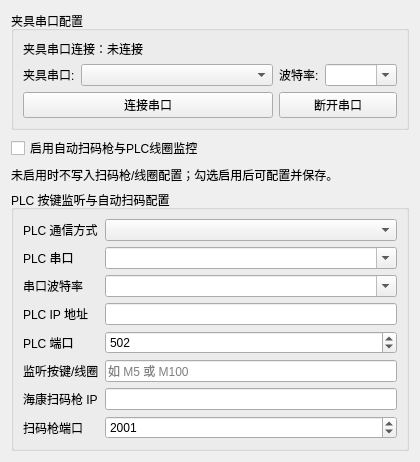
This is platform/settings/widgets/fixture_uart.ui in yuhuang163/test as Qt 5 draws it before an edit. The edited form follows.
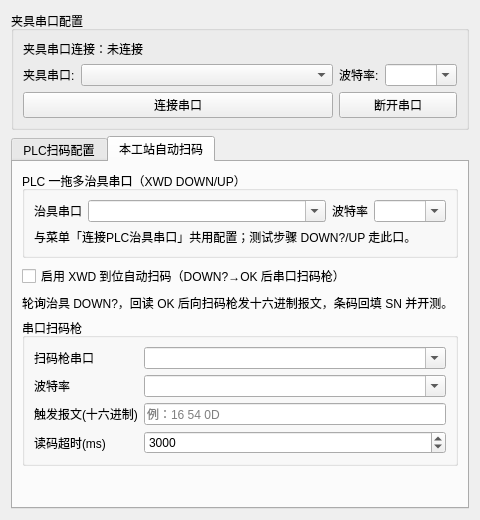
This is the edited form. The open tabs and pages were chosen to show the change.

Commit message: 更新m8新治具   充电仓适配

Patch:
```diff
--- a/platform/settings/widgets/fixture_uart.ui
+++ b/platform/settings/widgets/fixture_uart.ui
@@ -6,8 +6,8 @@
    <rect>
     <x>0</x>
     <y>0</y>
-    <width>420</width>
-    <height>380</height>
+    <width>480</width>
+    <height>520</height>
    </rect>
   </property>
   <property name="windowTitle">
@@ -78,12 +78,25 @@
       </widget>
      </item>
      <item>
+      <widget class="QTabWidget" name="autoScanTabWidget">
+       <property name="visible">
+        <bool>false</bool>
+       </property>
+       <property name="currentIndex">
+        <number>0</number>
+       </property>
+       <widget class="QWidget" name="plcScanTab">
+        <attribute name="title">
+         <string>PLC扫码配置</string>
+        </attribute>
+        <layout class="QVBoxLayout" name="plcScanTabLayout">
+         <item>
       <widget class="QCheckBox" name="preStartMonitorEnabledCheckBox">
        <property name="visible">
         <bool>false</bool>
        </property>
        <property name="text">
-        <string>启用自动扫码枪与PLC线圈监控</string>
+            <string>启用 PLC 按键监听与海康扫码枪</string>
        </property>
       </widget>
      </item>
@@ -96,14 +109,14 @@
         <bool>true</bool>
        </property>
        <property name="text">
-        <string>未启用时不写入扫码枪/线圈配置；勾选启用后可配置并保存。</string>
+            <string>未启用时不写入扫码枪/线圈明细；勾选启用后可配置并保存。</string>
        </property>
       </widget>
      </item>
      <item>
       <widget class="QGroupBox" name="preStartMonitorGroup">
        <property name="title">
-        <string>PLC 按键监听与自动扫码配置</string>
+            <string>PLC 按键监听与海康扫码</string>
        </property>
        <layout class="QFormLayout" name="preStartMonitorFormLayout">
         <item row="0" column="0">
@@ -213,6 +226,187 @@
          </widget>
         </item>
        </layout>
+          </widget>
+         </item>
+         <item>
+          <spacer name="plcScanTabSpacer">
+           <property name="orientation">
+            <enum>Qt::Vertical</enum>
+           </property>
+           <property name="sizeHint" stdset="0">
+            <size>
+             <width>20</width>
+             <height>40</height>
+            </size>
+           </property>
+          </spacer>
+         </item>
+        </layout>
+       </widget>
+       <widget class="QWidget" name="xwdScanTab">
+        <attribute name="title">
+         <string>本工站自动扫码</string>
+        </attribute>
+        <layout class="QVBoxLayout" name="xwdScanTabLayout">
+         <item>
+          <widget class="QGroupBox" name="xwdPlcFixtureGroup">
+           <property name="title">
+            <string>PLC 一拖多治具串口（XWD DOWN/UP）</string>
+           </property>
+           <layout class="QGridLayout" name="xwdPlcFixtureLayout">
+            <item row="0" column="0">
+             <widget class="QLabel" name="xwdPlcFixtureComLabel">
+              <property name="text">
+               <string>治具串口</string>
+              </property>
+             </widget>
+            </item>
+            <item row="0" column="1">
+             <widget class="QComboBox" name="xwdPlcFixtureComCombo">
+              <property name="editable">
+               <bool>true</bool>
+              </property>
+              <property name="sizePolicy">
+               <sizepolicy hsizetype="Expanding" vsizetype="Fixed">
+                <horstretch>0</horstretch>
+                <verstretch>0</verstretch>
+               </sizepolicy>
+              </property>
+             </widget>
+            </item>
+            <item row="0" column="2">
+             <widget class="QLabel" name="xwdPlcFixtureBaudLabel">
+              <property name="text">
+               <string>波特率</string>
+              </property>
+             </widget>
+            </item>
+            <item row="0" column="3">
+             <widget class="QComboBox" name="xwdPlcFixtureBaudCombo">
+              <property name="editable">
+               <bool>true</bool>
+              </property>
+             </widget>
+            </item>
+            <item row="1" column="0" colspan="4">
+             <widget class="QLabel" name="xwdPlcFixtureHintLabel">
+              <property name="wordWrap">
+               <bool>true</bool>
+              </property>
+              <property name="text">
+               <string>与菜单「连接PLC治具串口」共用配置；测试步骤 DOWN?/UP 走此口。</string>
+              </property>
+             </widget>
+            </item>
+           </layout>
+          </widget>
+         </item>
+         <item>
+          <widget class="QCheckBox" name="xwdDownScanEnabledCheckBox">
+           <property name="text">
+            <string>启用 XWD 到位自动扫码（DOWN?→OK 后串口扫码枪）</string>
+           </property>
+          </widget>
+         </item>
+         <item>
+          <widget class="QLabel" name="xwdDownScanHintLabel">
+           <property name="wordWrap">
+            <bool>true</bool>
+           </property>
+           <property name="text">
+            <string>轮询治具 DOWN?，回读 OK 后向扫码枪发十六进制报文，条码回填 SN 并开测。</string>
+           </property>
+          </widget>
+         </item>
+         <item>
+          <widget class="QGroupBox" name="serialScannerGroup">
+           <property name="title">
+            <string>串口扫码枪</string>
+           </property>
+           <layout class="QFormLayout" name="serialScannerFormLayout">
+            <item row="0" column="0">
+             <widget class="QLabel" name="serialScannerComLabel">
+              <property name="text">
+               <string>扫码枪串口</string>
+              </property>
+             </widget>
+            </item>
+            <item row="0" column="1">
+             <widget class="QComboBox" name="serialScannerComCombo">
+              <property name="editable">
+               <bool>true</bool>
+              </property>
+             </widget>
+            </item>
+            <item row="1" column="0">
+             <widget class="QLabel" name="serialScannerBaudLabel">
+              <property name="text">
+               <string>波特率</string>
+              </property>
+             </widget>
+            </item>
+            <item row="1" column="1">
+             <widget class="QComboBox" name="serialScannerBaudCombo">
+              <property name="editable">
+               <bool>true</bool>
+              </property>
+             </widget>
+            </item>
+            <item row="2" column="0">
+             <widget class="QLabel" name="serialScannerHexLabel">
+              <property name="text">
+               <string>触发报文(十六进制)</string>
+              </property>
+             </widget>
+            </item>
+            <item row="2" column="1">
+             <widget class="QLineEdit" name="serialScannerHexEdit">
+              <property name="placeholderText">
+               <string>例：16 54 0D</string>
+              </property>
+             </widget>
+            </item>
+            <item row="3" column="0">
+             <widget class="QLabel" name="serialScannerTimeoutLabel">
+              <property name="text">
+               <string>读码超时(ms)</string>
+              </property>
+             </widget>
+            </item>
+            <item row="3" column="1">
+             <widget class="QSpinBox" name="serialScannerTimeoutSpin">
+              <property name="minimum">
+               <number>200</number>
+              </property>
+              <property name="maximum">
+               <number>60000</number>
+              </property>
+              <property name="singleStep">
+               <number>100</number>
+              </property>
+              <property name="value">
+               <number>3000</number>
+              </property>
+             </widget>
+            </item>
+           </layout>
+          </widget>
+         </item>
+         <item>
+          <spacer name="xwdScanTabSpacer">
+           <property name="orientation">
+            <enum>Qt::Vertical</enum>
+           </property>
+           <property name="sizeHint" stdset="0">
+            <size>
+             <width>20</width>
+             <height>40</height>
+            </size>
+           </property>
+          </spacer>
+         </item>
+        </layout>
+       </widget>
       </widget>
      </item>
     </layout>
```
Left out of the diff: 6 changed lines with no effect on the pictures. Lines whose indentation alone changed are shown as unchanged. The commit also changes 322 other files.
